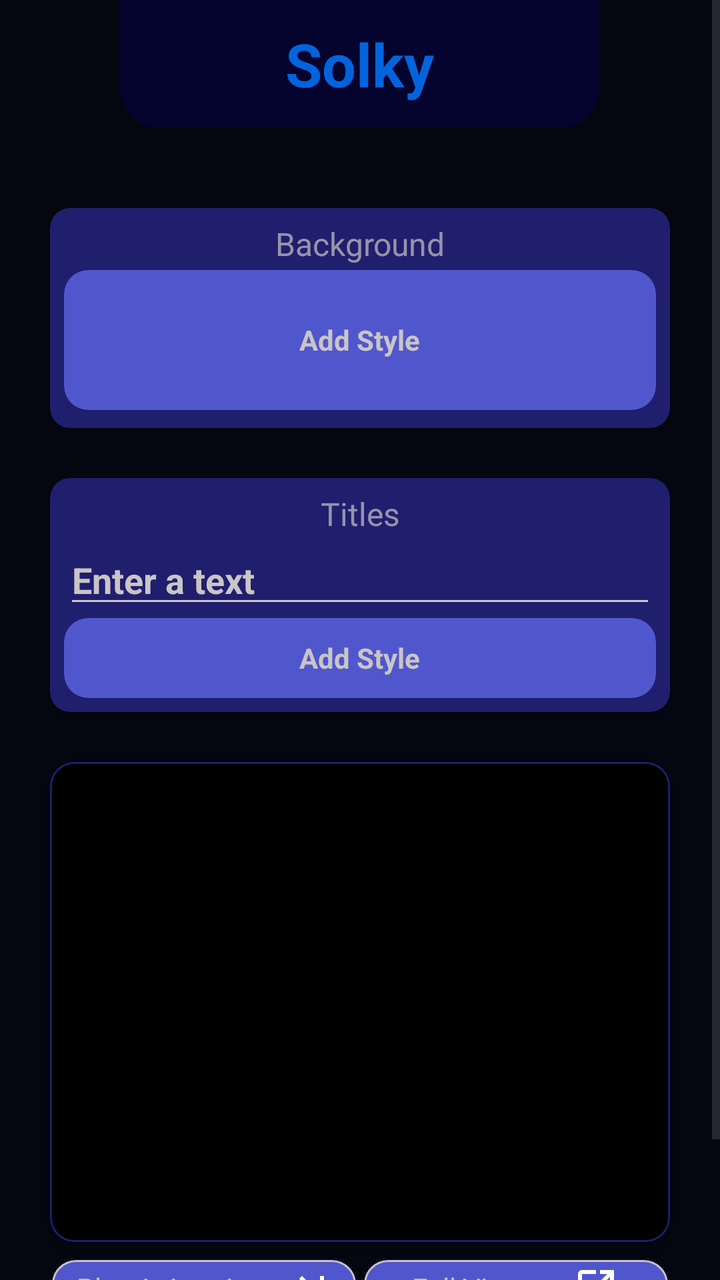
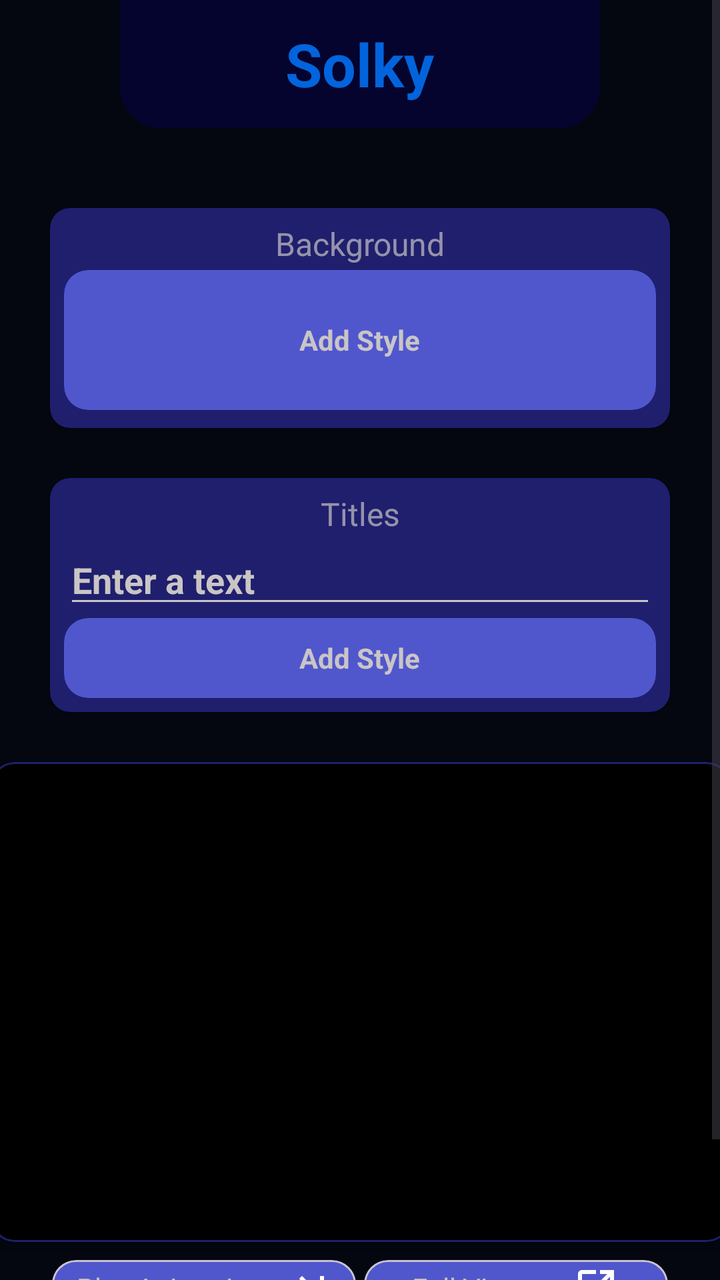

Two renders of the same Android screen: before a commit and after it. Below are the layout's source before the change and the commit's diff.
<!-- AndroidManifest.xml: application theme Theme.SocialLed -->
<!-- res/layout/fragment_create_signs.xml -->
<?xml version="1.0" encoding="utf-8"?>
<androidx.constraintlayout.widget.ConstraintLayout xmlns:android="http://schemas.android.com/apk/res/android"
    xmlns:app="http://schemas.android.com/apk/res-auto"
    xmlns:tools="http://schemas.android.com/tools"
    android:layout_width="match_parent"
    android:layout_height="match_parent"
    android:background="@color/primary"
    tools:context=".ui.createSigns.CreateSignsFragment">


    <ScrollView
        android:layout_width="match_parent"
        android:layout_height="match_parent"
        android:fillViewport="true"
        app:layout_constraintBottom_toBottomOf="parent"
        app:layout_constraintEnd_toEndOf="parent"
        app:layout_constraintStart_toStartOf="parent"
        app:layout_constraintTop_toTopOf="parent">

        <androidx.constraintlayout.widget.ConstraintLayout
            android:layout_width="match_parent"
            android:layout_height="wrap_content">

            <FrameLayout
                android:id="@+id/toolbar"
                style="@style/toolBar"
                android:layout_width="0dp"
                android:layout_height="?attr/actionBarSize"
                android:layout_marginHorizontal="60dp"
                app:layout_constraintEnd_toEndOf="parent"
                app:layout_constraintStart_toStartOf="parent"
                app:layout_constraintTop_toTopOf="parent">

                <TextView
                    android:layout_width="wrap_content"
                    android:layout_height="wrap_content"
                    android:layout_gravity="center"
                    android:layout_margin="10dp"
                    android:elevation="1dp"
                    android:text="@string/app_name"
                    android:textColor="@color/secondary"
                    android:textSize="30sp"
                    android:textStyle="bold" />

            </FrameLayout>


            <androidx.cardview.widget.CardView
                android:id="@+id/cvBackground"
                style="@style/cvHome"
                android:layout_marginHorizontal="25dp"
                android:layout_marginTop="40dp"
                app:layout_constraintEnd_toEndOf="parent"
                app:layout_constraintStart_toStartOf="parent"
                app:layout_constraintTop_toBottomOf="@id/toolbar">

                <androidx.constraintlayout.widget.ConstraintLayout
                    android:layout_width="match_parent"
                    android:layout_height="match_parent"
                    android:paddingHorizontal="7dp">

                    <TextView
                        android:id="@+id/tvBackground"
                        android:layout_width="0dp"
                        android:layout_height="wrap_content"
                        android:layout_marginTop="7dp"
                        android:alpha="0.7"
                        android:text="@string/background"
                        android:textAlignment="center"
                        android:textColor="@color/secondarySecond"
                        android:textSize="16sp"
                        app:layout_constraintEnd_toEndOf="parent"
                        app:layout_constraintStart_toStartOf="parent"
                        app:layout_constraintTop_toTopOf="parent"

                        />

                    <com.google.android.material.card.MaterialCardView
                        android:id="@+id/btnStyleBackground"
                        style="@style/ButtonStyle"
                        android:layout_width="0dp"
                        android:layout_height="70dp"
                        app:layout_constraintBottom_toBottomOf="parent"
                        app:layout_constraintEnd_toEndOf="parent"
                        app:layout_constraintStart_toStartOf="parent"
                        app:layout_constraintTop_toBottomOf="@id/tvBackground">

                        <TextView
                            android:id="@+id/tvStyleBackground"
                            style="@style/textStyle"
                            android:layout_width="wrap_content"
                            android:layout_height="wrap_content"
                            android:text="@string/style" />


                    </com.google.android.material.card.MaterialCardView>


                </androidx.constraintlayout.widget.ConstraintLayout>


            </androidx.cardview.widget.CardView>

            <androidx.cardview.widget.CardView
                android:id="@+id/cvTitle"
                style="@style/cvHome"
                android:layout_height="wrap_content"
                android:layout_margin="25dp"
                app:layout_constraintEnd_toEndOf="parent"
                app:layout_constraintStart_toStartOf="parent"
                app:layout_constraintTop_toBottomOf="@id/cvBackground">

                <androidx.constraintlayout.widget.ConstraintLayout
                    android:layout_width="match_parent"
                    android:layout_height="match_parent"
                    android:paddingHorizontal="7dp">

                    <TextView
                        android:id="@+id/tvTitle"
                        android:layout_width="0dp"
                        android:layout_height="wrap_content"
                        android:layout_marginTop="7dp"
                        android:alpha="0.7"
                        android:text="@string/title"
                        android:textAlignment="center"
                        android:textColor="@color/secondarySecond"
                        android:textSize="16sp"
                        app:layout_constraintEnd_toEndOf="parent"
                        app:layout_constraintStart_toStartOf="parent"
                        app:layout_constraintTop_toTopOf="parent"

                        />

                    <EditText
                        android:id="@+id/etText"
                        android:layout_width="match_parent"
                        android:layout_height="wrap_content"
                        android:backgroundTint="@color/secondarySecond"
                        android:hint="@string/enter_text"
                        android:inputType="text|textNoSuggestions"
                        android:maxLines="1"
                        android:textColor="@color/secondarySecond"
                        android:textColorHint="@color/secondarySecond"
                        android:textSize="18sp"
                        android:textStyle="bold"
                        app:layout_constraintBottom_toTopOf="@id/btnStyleTitle"
                        app:layout_constraintEnd_toEndOf="parent"
                        app:layout_constraintStart_toStartOf="parent"
                        app:layout_constraintTop_toBottomOf="@id/tvTitle"

                        />

                    <com.google.android.material.card.MaterialCardView
                        android:id="@+id/btnStyleTitle"
                        style="@style/ButtonStyle"
                        android:layout_width="0dp"
                        android:layout_height="40dp"
                        app:layout_constraintBottom_toBottomOf="parent"
                        app:layout_constraintEnd_toEndOf="parent"
                        app:layout_constraintStart_toStartOf="parent"
                        app:layout_constraintTop_toBottomOf="@id/etText">

                        <TextView
                            android:id="@+id/tvStyleTitle"
                            style="@style/textStyle"
                            android:layout_width="wrap_content"
                            android:layout_height="wrap_content"
                            android:text="@string/style" />


                    </com.google.android.material.card.MaterialCardView>


                </androidx.constraintlayout.widget.ConstraintLayout>


            </androidx.cardview.widget.CardView>



            <com.google.android.material.card.MaterialCardView
                android:id="@+id/cvViewPreview"
                android:layout_width="match_parent"
                android:layout_height="240dp"
                android:layout_margin="25dp"
                app:cardBackgroundColor="@color/black"
                app:cardElevation="4dp"
                app:layout_constraintBottom_toTopOf="@id/cvManagementButtons"
                app:layout_constraintEnd_toEndOf="parent"
                app:layout_constraintStart_toStartOf="parent"
                app:layout_constraintTop_toBottomOf="@id/cvTitle"
                app:rippleColor="@color/transparent"
                app:strokeColor="@color/primarySecond">


            </com.google.android.material.card.MaterialCardView>



            <com.google.android.material.card.MaterialCardView
                android:id="@+id/cvManagementButtons"
                android:layout_width="0dp"
                android:layout_height="30dp"
                android:layout_marginHorizontal="25dp"
                android:layout_marginTop="8dp"
                app:cardBackgroundColor="@color/transparent"
                app:layout_constraintEnd_toEndOf="parent"
                app:layout_constraintStart_toStartOf="parent"
                app:layout_constraintTop_toBottomOf="@id/cvViewPreview"
                app:strokeColor="@color/transparent">

                <androidx.constraintlayout.widget.ConstraintLayout
                    android:layout_width="match_parent"
                    android:layout_height="match_parent"
                    android:background="@color/transparent"
                    android:padding="1dp">


                    <com.google.android.material.card.MaterialCardView
                        android:id="@+id/btnPlayAnimation"
                        android:layout_width="0dp"
                        android:layout_height="0dp"
                        android:layout_marginRight="4dp"
                        android:clickable="true"
                        app:cardBackgroundColor="@color/tertiarySecond"
                        app:cardElevation="4dp"
                        app:layout_constraintBottom_toBottomOf="parent"
                        app:layout_constraintEnd_toStartOf="@id/btnFullView"
                        app:layout_constraintStart_toStartOf="parent"
                        app:layout_constraintTop_toTopOf="parent"


                        >

                        <androidx.constraintlayout.widget.ConstraintLayout
                            android:layout_width="match_parent"
                            android:layout_height="match_parent">

                            <androidx.appcompat.widget.AppCompatTextView
                                android:id="@+id/tvPlayAnimation"
                                android:layout_width="0dp"
                                android:layout_height="match_parent"
                                android:gravity="center"
                                android:text="@string/play_animation"
                                android:textColor="@color/secondarySecond"
                                app:layout_constraintBottom_toBottomOf="parent"
                                app:layout_constraintEnd_toStartOf="@id/ivPlayAnimation"
                                app:layout_constraintStart_toStartOf="parent"
                                app:layout_constraintTop_toTopOf="parent" />

                            <ImageView
                                android:id="@+id/ivPlayAnimation"
                                android:layout_width="wrap_content"
                                android:layout_height="match_parent"
                                android:layout_marginRight="10dp"
                                android:src="@drawable/ic_play_animation"
                                app:layout_constraintBottom_toBottomOf="parent"
                                app:layout_constraintEnd_toEndOf="parent"
                                app:layout_constraintStart_toEndOf="@id/tvPlayAnimation"
                                app:layout_constraintTop_toTopOf="parent"

                                />

                        </androidx.constraintlayout.widget.ConstraintLayout>


                    </com.google.android.material.card.MaterialCardView>

                    <com.google.android.material.card.MaterialCardView
                        android:id="@+id/btnFullView"
                        android:layout_width="0dp"
                        android:layout_height="0dp"
                        android:clickable="true"
                        app:cardBackgroundColor="@color/tertiarySecond"
                        app:layout_constraintBottom_toBottomOf="parent"
                        app:layout_constraintEnd_toEndOf="parent"
                        app:layout_constraintStart_toEndOf="@id/btnPlayAnimation"
                        app:layout_constraintTop_toTopOf="parent"

                        >

                        <androidx.constraintlayout.widget.ConstraintLayout
                            android:layout_width="match_parent"
                            android:layout_height="match_parent"
                            android:background="@color/transparent">

                            <androidx.appcompat.widget.AppCompatTextView
                                android:id="@+id/tvFullView"
                                android:layout_width="wrap_content"
                                android:layout_height="match_parent"
                                android:gravity="center"
                                android:text="@string/full_view"
                                android:textColor="@color/secondarySecond"
                                app:layout_constraintBottom_toBottomOf="parent"
                                app:layout_constraintEnd_toStartOf="@id/ivFullView"
                                app:layout_constraintStart_toStartOf="parent"
                                app:layout_constraintTop_toTopOf="parent" />

                            <ImageView
                                android:id="@+id/ivFullView"
                                android:layout_width="wrap_content"
                                android:layout_height="match_parent"
                                android:src="@drawable/ic_view_complete"
                                app:layout_constraintBottom_toBottomOf="parent"
                                app:layout_constraintEnd_toEndOf="parent"
                                app:layout_constraintStart_toEndOf="@id/tvFullView"
                                app:layout_constraintTop_toTopOf="parent"

                                />

                        </androidx.constraintlayout.widget.ConstraintLayout>


                    </com.google.android.material.card.MaterialCardView>


                </androidx.constraintlayout.widget.ConstraintLayout>

            </com.google.android.material.card.MaterialCardView>


            <ImageButton
                android:id="@+id/btnUndo"
                android:layout_width="wrap_content"
                android:layout_height="wrap_content"
                android:layout_marginLeft="150dp"
                android:layout_marginTop="10dp"
                android:background="@drawable/ic_undo"
                app:layout_constraintStart_toStartOf="parent"
                app:layout_constraintTop_toBottomOf="@id/cvManagementButtons" />

            <ImageButton
                android:id="@+id/btnSave"
                android:layout_width="wrap_content"
                android:layout_height="wrap_content"
                android:layout_marginLeft="23dp"
                android:layout_marginTop="10dp"
                android:background="@drawable/ic_save"
                app:layout_constraintStart_toEndOf="@id/btnUndo"
                app:layout_constraintTop_toBottomOf="@id/cvManagementButtons"
                app:layout_constraintEnd_toEndOf="parent"
                android:layout_marginRight="144dp"

                />




        </androidx.constraintlayout.widget.ConstraintLayout>

    </ScrollView>


</androidx.constraintlayout.widget.ConstraintLayout>
<!-- resources referenced by this layout -->
<resources>
  <color name="black">#FF000000</color>
  <color name="primary">#040710</color>
  
      //ACTIVITY FULL VIEW
  <color name="primarySecond">#1F1F6E</color>
  <color name="secondary">#0264DC</color>
  <color name="secondarySecond">#CAC5C5</color>
  <color name="tertiarySecond">#5057CD</color>
  <color name="transparent">#00000000</color>
  <!-- drawable ic_play_animation (drawable) -->
  <vector android:autoMirrored="true" android:height="24dp"
      android:tint="#FFFFFF" android:viewportHeight="24"
      android:viewportWidth="24" android:width="24dp" xmlns:android="http://schemas.android.com/apk/res/android">
      <path android:fillColor="@android:color/white" android:pathData="M5.59,7.41L10.18,12l-4.59,4.59L7,18l6,-6 -6,-6zM16,6h2v12h-2z"/>
  </vector>
  <!-- drawable ic_undo (drawable) -->
  <vector xmlns:android="http://schemas.android.com/apk/res/android"
      android:width="50dp"
      android:height="50dp"
      android:viewportWidth="960"
      android:viewportHeight="960"
      android:autoMirrored="true">
    <path
        android:fillColor="@color/tertiarySecond"
        android:pathData="M760,720L760,600Q760,542.31 718.85,501.15Q677.69,460 620,460L236.85,460L400.85,624L372.31,652.31L160,440L372.31,227.69L400.85,256L236.85,420L620,420Q694.54,420 747.27,472.73Q800,525.46 800,600L800,720L760,720Z"/>
  </vector>
  <!-- drawable ic_view_complete (drawable) -->
  <vector android:autoMirrored="true" android:height="24dp"
      android:tint="#FFFFFF" android:viewportHeight="24"
      android:viewportWidth="24" android:width="24dp" xmlns:android="http://schemas.android.com/apk/res/android">
      <path android:fillColor="@android:color/white" android:pathData="M19,19H5V5h7V3H5c-1.11,0 -2,0.9 -2,2v14c0,1.1 0.89,2 2,2h14c1.1,0 2,-0.9 2,-2v-7h-2v7zM14,3v2h3.59l-9.83,9.83 1.41,1.41L19,6.41V10h2V3h-7z"/>
  </vector>
  <string name="app_name">Solky</string>
  <string name="background">Background</string>
  <string name="enter_text">Enter a text</string>
  <string name="full_view">Full View</string>
  
      //TOAST
  <string name="play_animation">Play Animation</string>
  <string name="style">Add Style</string>
  <string name="title">Titles</string>
  <style name="ButtonStyle">
          <item name="cardBackgroundColor">@color/tertiarySecond</item>
          <item name="android:layout_marginBottom">7dp</item>
          <item name="strokeWidth">0dp</item>
          <item name="android:clickable">true</item>
  
      </style>
  <style name="cvHome">
          <item name="android:layout_height">110dp</item>
          <item name="android:layout_width">0dp</item>
          <item name="cardBackgroundColor">@color/primarySecond</item>
          <item name="cardCornerRadius">10dp</item>
      </style>
  <style name="textStyle">
          <item name="android:textSize">14sp</item>
          <item name="android:textStyle">bold</item>
          <item name="android:textColor">@color/secondarySecond</item>
          <item name="android:layout_gravity">center</item>
      </style>
  <style name="toolBar">
          <item name="android:background">@drawable/border_toolbar</item>
  
      </style>
  <style name="Theme.SocialLed" parent="Base.Theme.SocialLed" />
  <!-- drawable border_toolbar (drawable) -->
  <?xml version="1.0" encoding="utf-8"?>
  <shape xmlns:android="http://schemas.android.com/apk/res/android">
  
      <solid android:color="@color/tertiary"/>
  
  
      <corners android:bottomLeftRadius="20dp"
          android:bottomRightRadius="20dp"
          />
  
  
  </shape>
  <style name="Base.Theme.SocialLed" parent="Theme.Material3.DayNight.NoActionBar">
  
          <item name="fontFamily">@font/dmsan</item>
          <item name="android:statusBarColor">@color/tertiary</item>
  
      </style>
  <color name="tertiary">#04042E</color>
  <!-- unchanged entries left out for length: 1 -->
</resources>

<!-- the commit's change to res/layout/fragment_create_signs.xml (unified diff, before → after) -->
@@ -9,6 +9,7 @@
 
 
     <ScrollView
+        android:id="@+id/svFragmentCreateSign"
         android:layout_width="match_parent"
         android:layout_height="match_parent"
         android:fillViewport="true"
@@ -180,7 +181,7 @@
 
             <com.google.android.material.card.MaterialCardView
                 android:id="@+id/cvViewPreview"
-                android:layout_width="match_parent"
+                android:layout_width="370dp"
                 android:layout_height="240dp"
                 android:layout_margin="25dp"
                 app:cardBackgroundColor="@color/black"
@@ -190,7 +191,8 @@
                 app:layout_constraintStart_toStartOf="parent"
                 app:layout_constraintTop_toBottomOf="@id/cvTitle"
                 app:rippleColor="@color/transparent"
-                app:strokeColor="@color/primarySecond">
+                app:strokeColor="@color/primarySecond"
+                >
 
 
             </com.google.android.material.card.MaterialCardView>
@@ -326,6 +328,7 @@
                 android:layout_marginLeft="150dp"
                 android:layout_marginTop="10dp"
                 android:background="@drawable/ic_undo"
+                app:layout_constraintEnd_toStartOf="@id/btnSave"
                 app:layout_constraintStart_toStartOf="parent"
                 app:layout_constraintTop_toBottomOf="@id/cvManagementButtons" />
 
